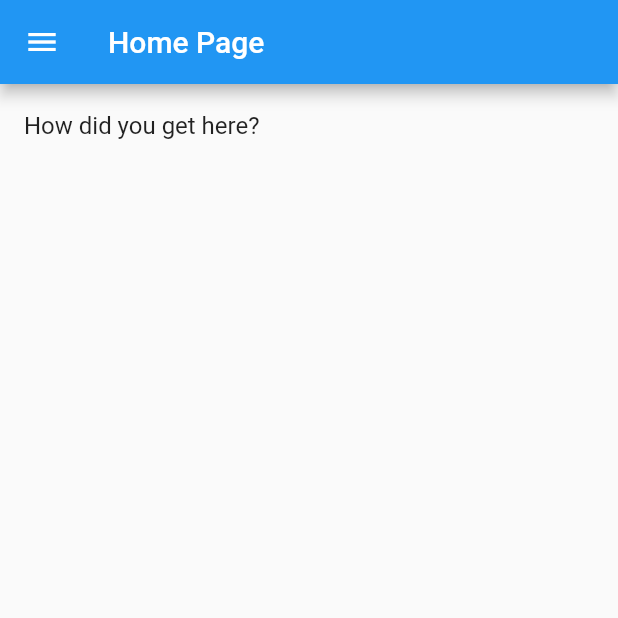
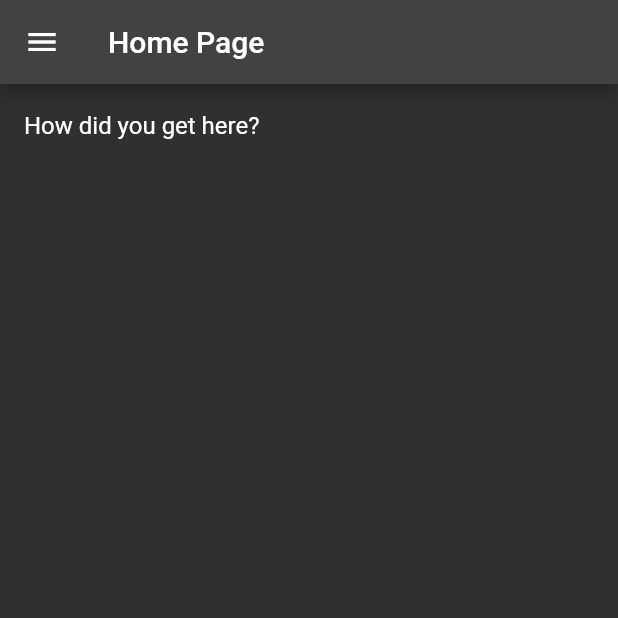
Before and after one commit to GrumbleChat/app, a Flutter app: the screen it shows after launch, on a phone screen of 412 x 824 dp, the top half of it. Run offline on Flutter 3.47's test engine with Material 2 defaults, Android fonts, the phone set to English and light mode, and no system bars.

Commit message:
seup darkmode

```diff
--- a/lib/main.dart
+++ b/lib/main.dart
@@ -13,8 +13,12 @@ class MyApp extends StatelessWidget {
     return MaterialApp(
       title: 'Grumble',
       theme: ThemeData(
-        primarySwatch: Colors.blue,
+        brightness: Brightness.light,
       ),
+      darkTheme: ThemeData(
+        brightness: Brightness.dark,
+      ),
+      themeMode: ThemeMode.dark,
       initialRoute: '/',
       routes: {
         '/': (context) => HomePage(),
```
